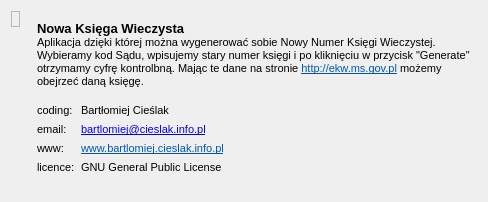
Above: about.ui from bartlomiej/NowaKsiegaWieczysta before the change. Below: the same form after it.
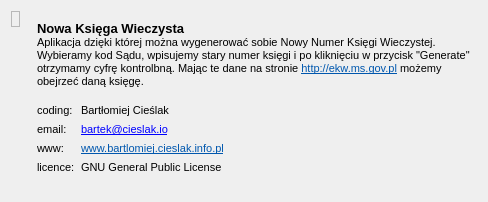
That is the form after the change. Icons and pictures are not drawn.

Commit message: zmiana poczty

Diff of the .ui file:
```diff
--- a/about.ui
+++ b/about.ui
@@ -116,7 +116,7 @@
           </font>
          </property>
          <property name="text">
-          <string>&lt;a href=&quot;mailto:bartlomiej@cieslak.info.pl&quot;&gt;bartlomiej@cieslak.info.pl&lt;/a&gt;</string>
+          <string>&lt;a href=&quot;mailto:bartek@cieslak.io&quot;&gt;bartek@cieslak.io&lt;/a&gt;</string>
          </property>
         </widget>
        </item>
```
